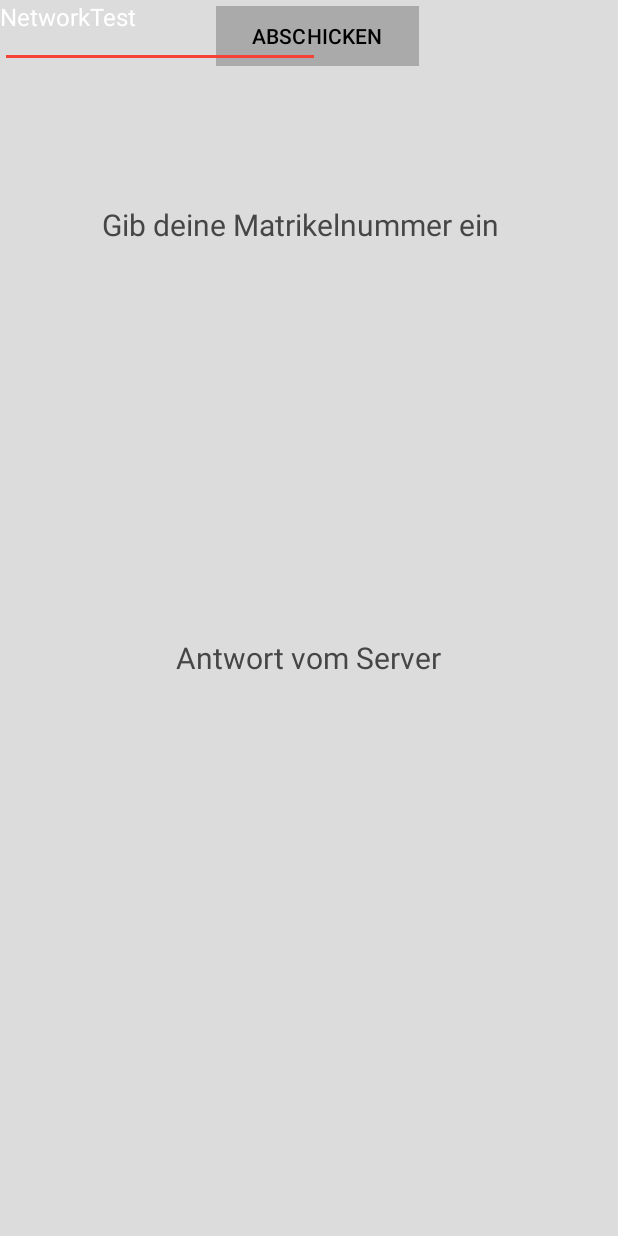
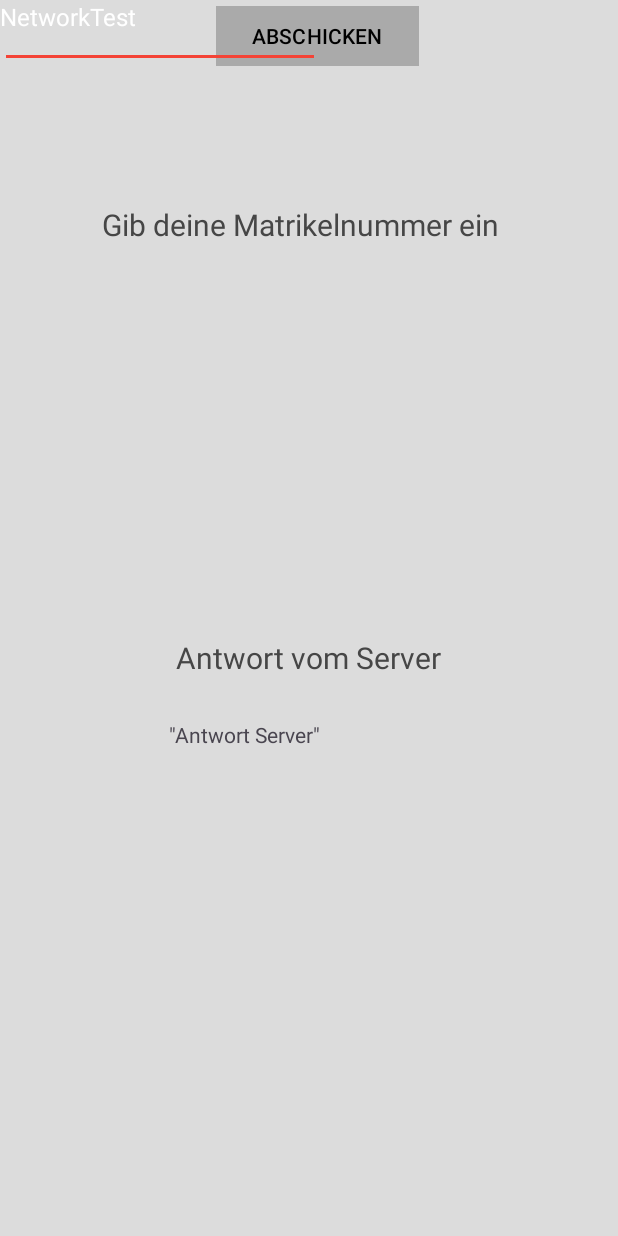
Before and after one commit to franzhaimburger/SE2Einzelphase, an Android app: the screen it shows after launch (MainActivity), on a phone screen of 412 x 824 dp. Run offline under Robolectric (Android 15) with nearby library versions, the phone set to English and light mode, and no system bars.

Commit message:
Antwortfeld für Server eingefügt

```diff
--- a/app/src/main/res/layout/activity_main.xml
+++ b/app/src/main/res/layout/activity_main.xml
@@ -71,4 +71,20 @@
         tools:layout_editor_absoluteX="27dp"
         tools:layout_editor_absoluteY="36dp" />
 
+    <TextView
+        android:id="@+id/textView4"
+        android:layout_width="199dp"
+        android:layout_height="163dp"
+        android:layout_marginStart="100dp"
+        android:layout_marginTop="28dp"
+        android:layout_marginEnd="100dp"
+        android:layout_marginBottom="28dp"
+        android:text="&quot;Antwort Server&quot;"
+        app:layout_constraintBottom_toTopOf="@+id/button1"
+        app:layout_constraintEnd_toEndOf="parent"
+        app:layout_constraintHorizontal_bias="1.0"
+        app:layout_constraintStart_toStartOf="parent"
+        app:layout_constraintTop_toBottomOf="@+id/textView2"
+        app:layout_constraintVertical_bias="0.0" />
+
 </androidx.constraintlayout.widget.ConstraintLayout>
```
